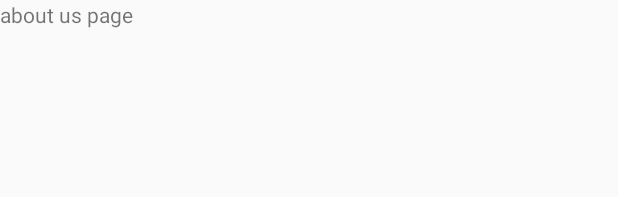
After one commit to talhassid/bitBay, an Android app: the layout activity_main2info.xml on its own in the app's theme, with its tools: preview values and no code run, on a phone screen of 412 x 824 dp. The commit adds this screen. Shown: the top 197 px of the screen. Run offline under Robolectric (Android 15) with nearby library versions, the phone set to English and light mode, and no system bars.

Commit message:
add new activity(page) and info button that lead to this new activity

```diff
--- a/app/src/main/res/layout/activity_main.xml
+++ b/app/src/main/res/layout/activity_main.xml
@@ -44,7 +44,7 @@
         app:layout_constraintVertical_bias="0.394" />
 
     <Button
-        android:id="@+id/info"
+        android:id="@+id/info_button"
         android:layout_width="104dp"
         android:layout_height="36dp"
         android:text="about us"
--- /dev/null
+++ b/app/src/main/res/layout/activity_main2info.xml
@@ -0,0 +1,15 @@
+<?xml version="1.0" encoding="utf-8"?>
+<android.support.constraint.ConstraintLayout xmlns:android="http://schemas.android.com/apk/res/android"
+    xmlns:app="http://schemas.android.com/apk/res-auto"
+    xmlns:tools="http://schemas.android.com/tools"
+    android:id="@+id/title"
+    android:layout_width="match_parent"
+    android:layout_height="match_parent"
+    tools:context="com.bitbay.bitbay.Main2info">
+
+    <TextView
+        android:id="@+id/textView"
+        android:layout_width="wrap_content"
+        android:layout_height="wrap_content"
+        android:text="about us page" />
+</android.support.constraint.ConstraintLayout>
```
Also changed, not shown: app/src/main/AndroidManifest.xml (+6 -3 lines), app/src/main/java/com/bitbay/bitbay/Main2info.java (added, +13 -0 lines), app/src/main/java/com/bitbay/bitbay/MainActivity.java (+21 -0 lines).
